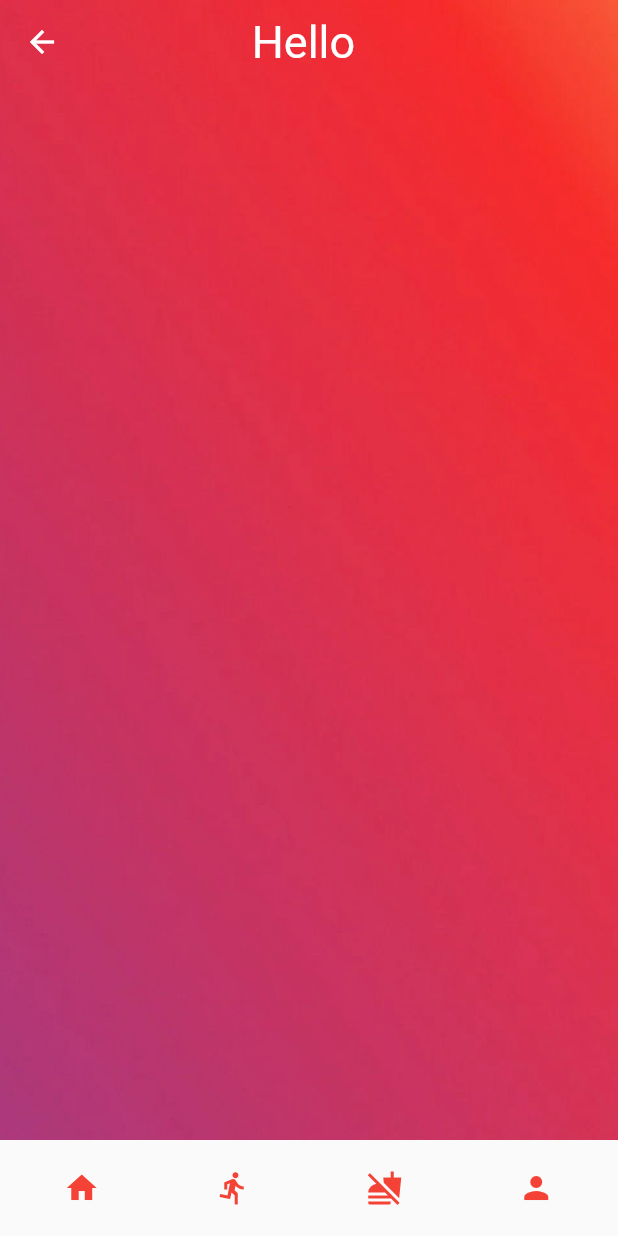
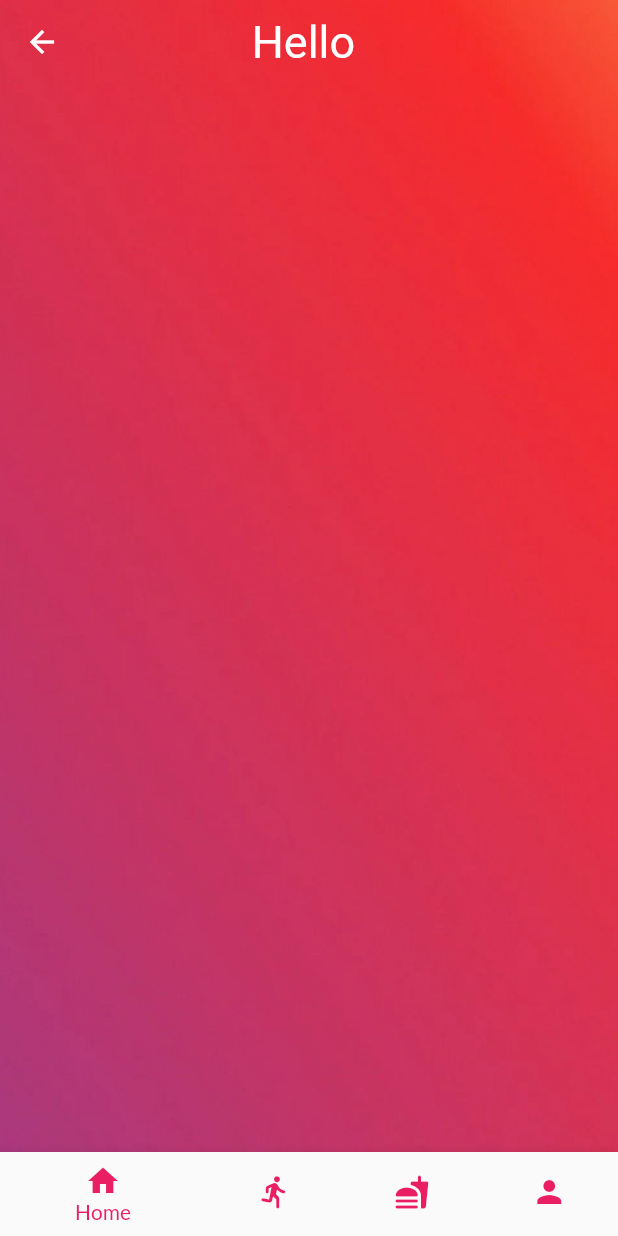
Before and after one commit to projeto-lpi/flutter_app, a Flutter app: the HomePage screen opened directly, on a phone screen of 412 x 824 dp. Run offline on Flutter 3.47's test engine with Material 2 defaults, Android fonts, the light colour scheme and no system bars; drawn by our look-alikes of animated_text_kit; our stand-ins replace flutter_secure_storage, google_fonts, syncfusion_flutter_charts; accounts and stored records are empty; Roboto replaces fonts that are missing (Agne).

Commit message:
Updated BottomNavBar

```diff
--- a/lib/src/home_page.dart
+++ b/lib/src/home_page.dart
@@ -10,6 +10,8 @@ import '../main.dart';
 import 'package:syncfusion_flutter_charts/charts.dart';
 import 'package:syncfusion_flutter_charts/sparkcharts.dart';
 import 'package:animated_text_kit/animated_text_kit.dart';
+
+import 'widgets/BottomNavBar.dart';
 
 class HomePage extends StatefulWidget {
   HomePage({Key? key}) : super(key: key);
@@ -39,7 +41,10 @@ class _HomePageState extends State<HomePage> {
 
   @override
   Widget build(BuildContext context) {
-    return Scaffold(
+    return SafeArea(
+      child: Scaffold(
+        resizeToAvoidBottomInset: false,
+        extendBody: true,
         extendBodyBehindAppBar: true,
         appBar: AppBar(
             title: DefaultTextStyle(
@@ -55,37 +60,13 @@ class _HomePageState extends State<HomePage> {
                     'Hello $name',
                   ),
                 ],
-              onTap: () {},
               ),
             ),
             centerTitle: true,
             backgroundColor: Colors.transparent,
             elevation: 0),
-      bottomSheet:
-          ButtonBar(alignment: MainAxisAlignment.spaceAround, children: [
-        IconButton(
-          icon: const Icon(Icons.home),
-          color: Colors.red,
-          onPressed: () {},
-        ),
-        IconButton(
-          icon: const Icon(Icons.directions_run),
-          color: Colors.red,
-          onPressed: () {},
-        ),
-        IconButton(
-          icon: const Icon(Icons.no_food),
-          color: Colors.red,
-          onPressed: () {},
-        ),
-        IconButton(
-          icon: const Icon(Icons.person_sharp),
-          color: Colors.red,
-          onPressed: () {},
-        ),
-      ]),
-      body: Column(children: [
-        Container(
+        bottomNavigationBar: BottomNavBar(),
+        body: Container(
           alignment: Alignment.center,
           width: double.infinity,
           height: MediaQuery.of(context).size.height,
@@ -104,7 +85,7 @@ class _HomePageState extends State<HomePage> {
             ],
           ),
         ),
-      ]),
+      ),
     );
   }
 }
--- a/lib/src/login_page.dart
+++ b/lib/src/login_page.dart
@@ -141,7 +141,7 @@ class _LoginPageState extends State<LoginPage> {
                             ),
                             ElevatedButton(
                               onPressed: () async {
-                                Navigator.push(
+                                Navigator.pushReplacement(
                                     context,
                                     MaterialPageRoute(
                                         builder: (context) => SignupPage()));
--- /dev/null
+++ b/lib/src/widgets/BottomNavBar.dart
@@ -0,0 +1,44 @@
+import 'package:flutter/material.dart';
+
+class BottomNavBar extends StatefulWidget {
+  const BottomNavBar({Key? key}) : super(key: key);
+
+  @override
+  State<BottomNavBar> createState() => _BottomNavBarState();
+}
+
+class _BottomNavBarState extends State<BottomNavBar> {
+  int _selectedIndex = 0;
+  void _onItemTapped(int index) {
+    setState(() {
+      _selectedIndex = index;
+    });
+  }
+
+  @override
+  Widget build(BuildContext context) {
+    return BottomNavigationBar(
+      items: const <BottomNavigationBarItem>[
+        BottomNavigationBarItem(
+          icon: Icon(Icons.home, color: Colors.pink),
+          label: 'Home',
+        ),
+        BottomNavigationBarItem(
+          icon: Icon(Icons.directions_run_rounded, color: Colors.pink),
+          label: 'Training',
+        ),
+        BottomNavigationBarItem(
+          icon: Icon(Icons.fastfood_rounded, color: Colors.pink),
+          label: 'Nutritioning',
+        ),
+        BottomNavigationBarItem(
+          icon: Icon(Icons.person, color: Colors.pink),
+          label: 'Profile',
+        ),
+      ],
+      currentIndex: _selectedIndex,
+      selectedItemColor: Colors.pink,
+      onTap: _onItemTapped,
+    );
+  }
+}
--- a/pubspec.yaml
+++ b/pubspec.yaml
@@ -37,10 +37,6 @@ dependencies:
   # Use with the CupertinoIcons class for iOS style icons.
   cupertino_icons: ^1.0.2
   google_fonts: ^2.3.1
-  firebase_core: ^1.14.0
-  firebase_database: ^9.0.9
-  firebase_auth: ^3.3.12
-  cloud_firestore: ^3.1.11
   animated_text_kit: ^4.2.1
 
 dev_dependencies:
```
Also changed, not shown: pubspec.lock. Lines whose indentation alone changed are shown as unchanged.
